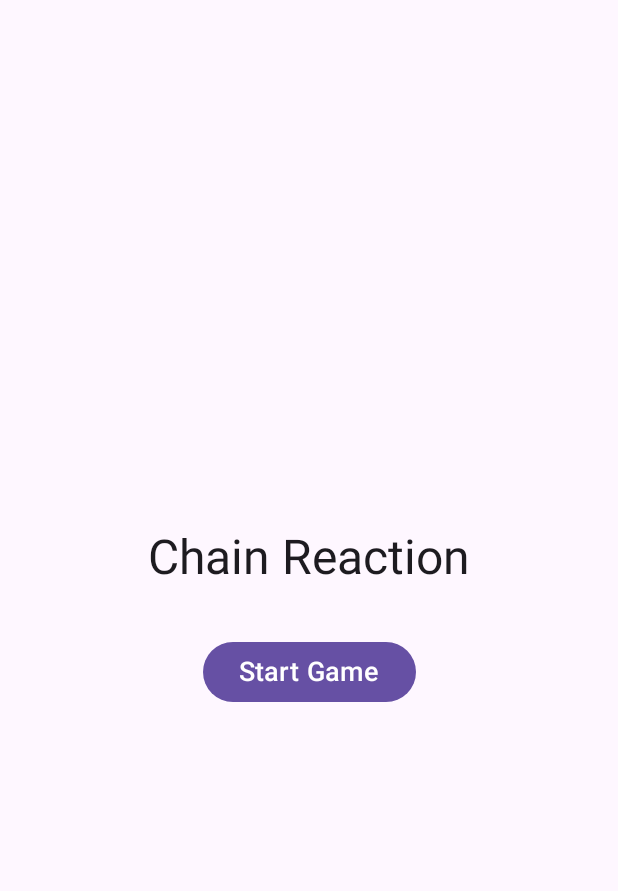
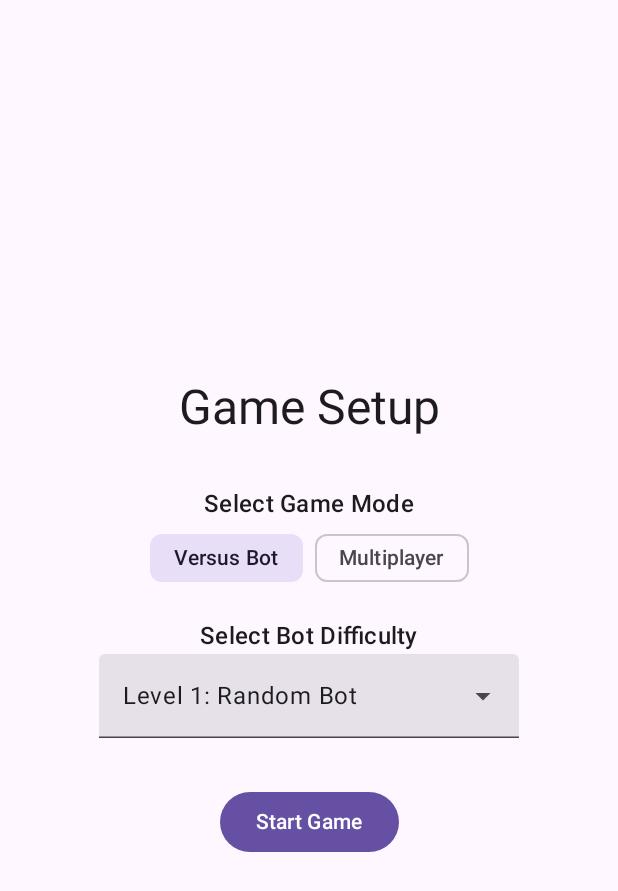
Before and after one commit to vamsikunal/Clean-Chain-Reaction, an Android app built with Jetpack Compose: the StartScreen screen opened through its navigation route, on a phone screen of 412 x 824 dp. Shown: the top 891 px of the screen. Run offline under Robolectric (Android 15) with nearby library versions, the phone set to English and light mode, and no system bars.

Commit message:
StartUp screen with config options

```diff
--- a/app/src/main/java/com/example/chainreaction/MainActivity.kt
+++ b/app/src/main/java/com/example/chainreaction/MainActivity.kt
@@ -6,12 +6,17 @@ import androidx.activity.compose.setContent
 import androidx.compose.foundation.layout.fillMaxSize
 import androidx.compose.material3.MaterialTheme
 import androidx.compose.material3.Surface
+import androidx.compose.runtime.LaunchedEffect
 import androidx.compose.ui.Modifier
 import androidx.lifecycle.viewmodel.compose.viewModel
+import androidx.navigation.NavType
 import androidx.navigation.compose.NavHost
 import androidx.navigation.compose.composable
 import androidx.navigation.compose.rememberNavController
+import androidx.navigation.navArgument
 import com.example.chainreaction.ui.theme.ChainReactionTheme
+
+// MainActivity.kt
 
 class MainActivity : ComponentActivity() {
     override fun onCreate(savedInstanceState: Bundle?) {
@@ -23,20 +28,44 @@ class MainActivity : ComponentActivity() {
                     color = MaterialTheme.colorScheme.background
                 ) {
                     val navController = rememberNavController()
+                    // The navigation starts at the "start" screen
                     NavHost(navController = navController, startDestination = "start") {
+
+                        // Route for the setup/start screen
                         composable("start") {
-                            StartScreen(onStartGame = {
-                                navController.navigate("game")
-                            })
+                            StartScreen(
+                                onStartGame = { playerCount, botType ->
+                                    // Use 0 if there's no bot (multiplayer)
+                                    val botTypeId = botType?.id ?: 0
+                                    // Navigate to the game screen, passing settings as arguments
+                                    navController.navigate("game/$playerCount/$botTypeId")
+                                }
+                            )
                         }
-                        // The change is here: We get the NavBackStackEntry to scope the ViewModel
-                        composable("game") { backStackEntry ->
-                            // Explicitly create the ViewModel using the backStackEntry as the owner
-                            val gameViewModel: GameViewModel = viewModel(
-                                viewModelStoreOwner = backStackEntry
+
+                        // Route for the main game screen, which now accepts arguments
+                        composable(
+                            route = "game/{playerCount}/{botTypeId}",
+                            arguments = listOf(
+                                navArgument("playerCount") { type = NavType.IntType },
+                                navArgument("botTypeId") { type = NavType.IntType }
                             )
-                            // Pass the created ViewModel to the GameScreen
-                            GameScreen(gameViewModel = gameViewModel)
+                        ) { backStackEntry ->
+                            // Retrieve the arguments passed from the start screen
+                            val playerCount = backStackEntry.arguments?.getInt("playerCount") ?: 2
+                            val botTypeId = backStackEntry.arguments?.getInt("botTypeId") ?: 0
+                            val botType = BotType.entries.find { it.id == botTypeId }
+
+                            val gameViewModel: GameViewModel = viewModel()
+
+                            LaunchedEffect(Unit) {
+                                gameViewModel.initializeGame(playerCount, botType)
+                            }
+
+                            GameScreen(
+                                gameViewModel = gameViewModel,
+                                onNavigateBack = { navController.popBackStack() }
+                            )
                         }
                     }
                 }
--- a/app/src/main/java/com/example/chainreaction/StartScreen.kt
+++ b/app/src/main/java/com/example/chainreaction/StartScreen.kt
@@ -8,23 +8,119 @@ import androidx.compose.runtime.Composable
 import androidx.compose.ui.Alignment
 import androidx.compose.ui.Modifier
 import androidx.compose.ui.unit.dp
-import androidx.compose.ui.unit.sp
+import androidx.compose.material3.*
+import androidx.compose.runtime.*
 
+@OptIn(ExperimentalMaterial3Api::class)
 @Composable
-fun StartScreen(onStartGame: () -> Unit) {
+fun StartScreen(
+    onStartGame: (playerCount: Int, botType: BotType?) -> Unit
+) {
+    var selectedMode by remember { mutableStateOf(GameMode.VERSUS_BOT) }
+    var playerCountExpanded by remember { mutableStateOf(false) }
+    val playerOptions = listOf(2, 3, 4, 5)
+    var selectedPlayerCount by remember { mutableIntStateOf(playerOptions[0]) }
+    var botTypeExpanded by remember { mutableStateOf(false) }
+    val botOptions = BotType.entries
+    var selectedBotType by remember { mutableStateOf(botOptions[0]) }
+
     Column(
-        modifier = Modifier.fillMaxSize(),
-        verticalArrangement = Arrangement.Center,
-        horizontalAlignment = Alignment.CenterHorizontally
+        modifier = Modifier
+            .fillMaxSize()
+            .padding(16.dp),
+        horizontalAlignment = Alignment.CenterHorizontally,
+        verticalArrangement = Arrangement.Center
     ) {
-        Text(
-            text = "Chain Reaction",
-            fontSize = 32.sp,
-            style = MaterialTheme.typography.headlineLarge
-        )
-        Spacer(modifier = Modifier.height(32.dp))
-        Button(onClick = onStartGame) {
-            Text(text = "Start Game", fontSize = 18.sp)
+        Text("Game Setup", style = MaterialTheme.typography.headlineLarge)
+        Spacer(Modifier.height(32.dp))
+
+        Text("Select Game Mode", style = MaterialTheme.typography.titleMedium)
+        Row(horizontalArrangement = Arrangement.spacedBy(8.dp)) {
+            FilterChip(
+                selected = selectedMode == GameMode.VERSUS_BOT,
+                onClick = { selectedMode = GameMode.VERSUS_BOT },
+                label = { Text("Versus Bot") }
+            )
+            FilterChip(
+                selected = selectedMode == GameMode.MULTIPLAYER,
+                onClick = { selectedMode = GameMode.MULTIPLAYER },
+                label = { Text("Multiplayer") }
+            )
+        }
+        Spacer(Modifier.height(16.dp))
+
+        when (selectedMode) {
+            // FIX: Removed the extra nested "GameMode.VERSUS_BOT" case
+            GameMode.VERSUS_BOT -> {
+                Text("Select Bot Difficulty", style = MaterialTheme.typography.titleMedium)
+                ExposedDropdownMenuBox(
+                    expanded = botTypeExpanded,
+                    onExpandedChange = { botTypeExpanded = !botTypeExpanded }
+                ) {
+                    TextField(
+                        value = selectedBotType.displayName,
+                        onValueChange = {},
+                        readOnly = true,
+                        trailingIcon = { ExposedDropdownMenuDefaults.TrailingIcon(expanded = botTypeExpanded) },
+                        modifier = Modifier.menuAnchor()
+                    )
+                    ExposedDropdownMenu(
+                        expanded = botTypeExpanded,
+                        onDismissRequest = { botTypeExpanded = false }
+                    ) {
+                        botOptions.forEach { bot ->
+                            DropdownMenuItem(
+                                text = { Text(bot.displayName) },
+                                onClick = {
+                                    selectedBotType = bot
+                                    botTypeExpanded = false
+                                }
+                            )
+                        }
+                    }
+                }
+            }
+            GameMode.MULTIPLAYER -> {
+                Text("Select Number of Players", style = MaterialTheme.typography.titleMedium)
+                ExposedDropdownMenuBox(
+                    expanded = playerCountExpanded,
+                    onExpandedChange = { playerCountExpanded = !playerCountExpanded }
+                ) {
+                    TextField(
+                        value = "$selectedPlayerCount Players",
+                        onValueChange = {},
+                        readOnly = true,
+                        trailingIcon = { ExposedDropdownMenuDefaults.TrailingIcon(expanded = playerCountExpanded) },
+                        modifier = Modifier.menuAnchor()
+                    )
+                    ExposedDropdownMenu(
+                        expanded = playerCountExpanded,
+                        onDismissRequest = { playerCountExpanded = false }
+                    ) {
+                        playerOptions.forEach { count ->
+                            DropdownMenuItem(
+                                text = { Text("$count Players") },
+                                onClick = {
+                                    selectedPlayerCount = count
+                                    playerCountExpanded = false
+                                }
+                            )
+                        }
+                    }
+                }
+            }
+        }
+
+        Spacer(Modifier.height(32.dp))
+
+        Button(onClick = {
+            if (selectedMode == GameMode.VERSUS_BOT) {
+                onStartGame(2, selectedBotType)
+            } else {
+                onStartGame(selectedPlayerCount, null)
+            }
+        }) {
+            Text("Start Game")
         }
     }
 }
```
